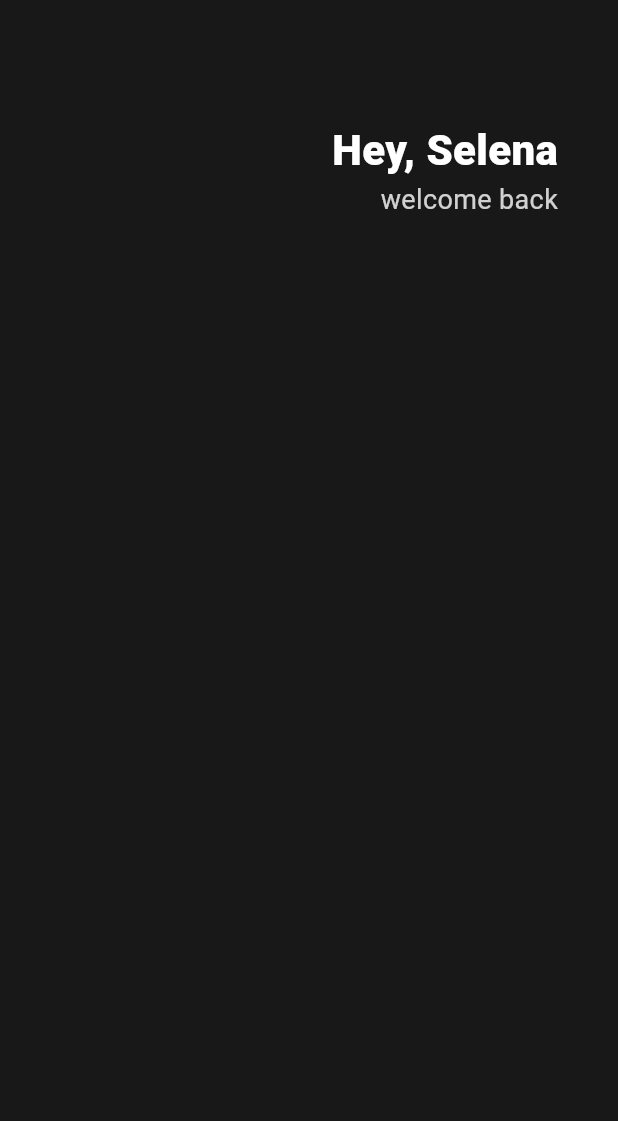
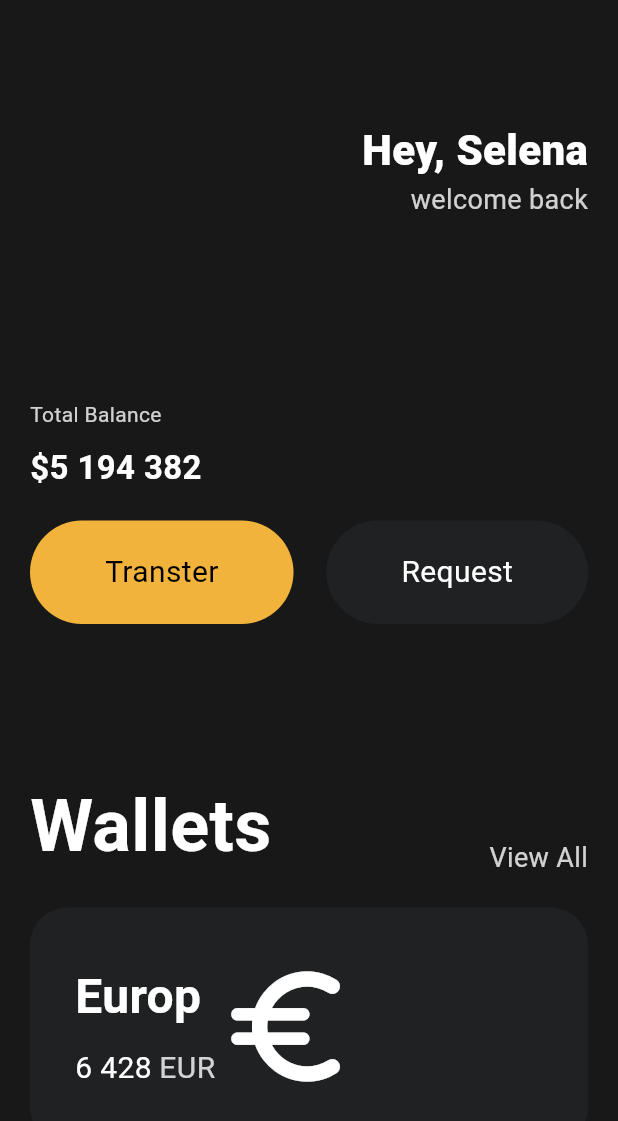
Before and after one commit to amecoder/nomad-flutter-webtoon, a Flutter app: the screen it shows after launch, on a phone screen of 412 x 824 dp. Shown: the top 1121 px of the screen. Run offline on Flutter 3.47's test engine with Material 3 defaults, Android fonts, the phone set to English and light mode, and no system bars.

Commit message:
button and card

```diff
--- a/lib/main.dart
+++ b/lib/main.dart
@@ -1,4 +1,6 @@
 import 'package:flutter/material.dart';
+import 'package:toonflix/widgets/button.dart';
+import 'package:toonflix/widgets/wallet_card.dart';
 
 void main() {
   runApp(const MyApp());
@@ -13,21 +15,6 @@ class MyApp extends StatelessWidget {
     return MaterialApp(
       title: 'Flutter Demo',
       theme: ThemeData(
-        // This is the theme of your application.
-        //
-        // TRY THIS: Try running your application with "flutter run". You'll see
-        // the application has a purple toolbar. Then, without quitting the app,
-        // try changing the seedColor in the colorScheme below to Colors.green
-        // and then invoke "hot reload" (save your changes or press the "hot
-        // reload" button in a Flutter-supported IDE, or press "r" if you used
-        // the command line to start the app).
-        //
-        // Notice that the counter didn't reset back to zero; the application
-        // state is not lost during the reload. To reset the state, use hot
-        // restart instead.
-        //
-        // This works for code too, not just values: Most code changes can be
-        // tested with just a hot reload.
         colorScheme: ColorScheme.fromSeed(seedColor: Colors.blue),
         useMaterial3: true,
       ),
@@ -38,16 +25,6 @@ class MyApp extends StatelessWidget {
 
 class MyHomePage extends StatefulWidget {
   const MyHomePage({super.key, required this.title});
-
-  // This widget is the home page of your application. It is stateful, meaning
-  // that it has a State object (defined below) that contains fields that affect
-  // how it looks.
-
-  // This class is the configuration for the state. It holds the values (in this
-  // case the title) provided by the parent (in this case the App widget) and
-  // used by the build method of the State. Fields in a Widget subclass are
-  // always marked "final".
-
   final String title;
 
   @override
@@ -55,34 +32,16 @@ class MyHomePage extends StatefulWidget {
 }
 
 class _MyHomePageState extends State<MyHomePage> {
-  int _counter = 0;
-
-  void _incrementCounter() {
-    setState(() {
-      // This call to setState tells the Flutter framework that something has
-      // changed in this State, which causes it to rerun the build method below
-      // so that the display can reflect the updated values. If we changed
-      // _counter without calling setState(), then the build method would not be
-      // called again, and so nothing would appear to happen.
-      _counter++;
-    });
-  }
-
   @override
   Widget build(BuildContext context) {
-    // This method is rerun every time setState is called, for instance as done
-    // by the _incrementCounter method above.
-    //
-    // The Flutter framework has been optimized to make rerunning build methods
-    // fast, so that you can just rebuild anything that needs updating rather
-    // than having to individually change instances of widgets.
     return const Scaffold(
       backgroundColor: Color(0xFF181818),
       body: Padding(
         padding: EdgeInsets.symmetric(
-          horizontal: 40,
+          horizontal: 20,
         ),
         child: Column(
+          crossAxisAlignment: CrossAxisAlignment.start,
           children: [
             SizedBox(
               height: 80,
@@ -99,15 +58,81 @@ class _MyHomePageState extends State<MyHomePage> {
                           fontSize: 28,
                           fontWeight: FontWeight.w800,
                         )),
-                    Text('welcome back',
-                        style: TextStyle(
-                          color: Color.fromRGBO(255, 255, 255, 0.8),
-                          fontSize: 18,
-                        )),
+                    Text(
+                      'welcome back',
+                      style: TextStyle(
+                        color: Color.fromRGBO(255, 255, 255, 0.8),
+                        fontSize: 18,
+                      ),
+                    ),
                   ],
                 )
               ],
-            )
+            ),
+            SizedBox(
+              height: 120,
+            ),
+            Text(
+              'Total Balance',
+              style: TextStyle(
+                color: Color.fromRGBO(255, 255, 255, 0.8),
+                fontSize: 14,
+              ),
+            ),
+            SizedBox(
+              height: 10,
+            ),
+            Text(
+              '\$5 194 382',
+              style: TextStyle(
+                fontSize: 22,
+                fontWeight: FontWeight.w600,
+                color: Colors.white,
+              ),
+            ),
+            SizedBox(
+              height: 20,
+            ),
+            Row(mainAxisAlignment: MainAxisAlignment.spaceBetween, children: [
+              Button(
+                text: 'Transter',
+                bgColor: Color(0xFFF1B33B),
+                textColor: Colors.black,
+              ),
+              Button(
+                text: 'Request',
+                bgColor: Color(0xFF1F2123),
+                textColor: Colors.white,
+              ),
+            ]),
+            SizedBox(
+              height: 100,
+            ),
+            Row(
+              crossAxisAlignment: CrossAxisAlignment.end,
+              mainAxisAlignment: MainAxisAlignment.spaceBetween,
+              children: [
+                Text(
+                  'Wallets',
+                  style: TextStyle(
+                    color: Colors.white,
+                    fontSize: 48,
+                    fontWeight: FontWeight.w600,
+                  ),
+                ),
+                Text(
+                  'View All',
+                  style: TextStyle(
+                    color: Color.fromRGBO(255, 255, 255, 0.8),
+                    fontSize: 18,
+                  ),
+                ),
+              ],
+            ),
+            SizedBox(
+              height: 20,
+            ),
+            WalletCard(),
           ],
         ),
       ),
--- /dev/null
+++ b/lib/widgets/button.dart
@@ -0,0 +1,37 @@
+import 'package:flutter/material.dart';
+
+class Button extends StatelessWidget {
+  final String text;
+  final Color bgColor;
+  final Color textColor;
+
+  const Button({
+    super.key,
+    required this.text,
+    required this.bgColor,
+    required this.textColor,
+  });
+
+  @override
+  Widget build(BuildContext context) {
+    return Container(
+      decoration: BoxDecoration(
+        color: bgColor,
+        borderRadius: BorderRadius.circular(45),
+      ),
+      child: Padding(
+        padding: const EdgeInsets.symmetric(
+          vertical: 20,
+          horizontal: 50,
+        ),
+        child: Text(
+          text,
+          style: TextStyle(
+            color: textColor,
+            fontSize: 20,
+          ),
+        ),
+      ),
+    );
+  }
+}
--- /dev/null
+++ b/lib/widgets/wallet_card.dart
@@ -0,0 +1,75 @@
+import 'package:flutter/material.dart';
+
+class WalletCard extends StatelessWidget {
+  const WalletCard({
+    super.key,
+  });
+
+  @override
+  Widget build(BuildContext context) {
+    return Container(
+      decoration: BoxDecoration(
+        color: const Color(0xFF1F2123),
+        borderRadius: BorderRadius.circular(25),
+      ),
+      child: const Row(
+        children: [
+          Padding(
+            padding: EdgeInsets.all(30),
+            child: Row(
+              mainAxisAlignment: MainAxisAlignment.spaceBetween,
+              children: [
+                Column(
+                  crossAxisAlignment: CrossAxisAlignment.start,
+                  children: [
+                    Text(
+                      'Europ',
+                      style: TextStyle(
+                          color: Colors.white,
+                          fontSize: 32,
+                          fontWeight: FontWeight.w600),
+                    ),
+                    SizedBox(
+                      height: 10,
+                    ),
+                    Row(
+                      children: [
+                        Text(
+                          '6 428',
+                          style: TextStyle(
+                            color: Colors.white,
+                            fontSize: 20,
+                          ),
+                        ),
+                        SizedBox(
+                          width: 5,
+                        ),
+                        Text(
+                          'EUR',
+                          style: TextStyle(
+                            color: Color.fromRGBO(
+                              255,
+                              255,
+                              255,
+                              0.8,
+                            ),
+                            fontSize: 20,
+                          ),
+                        ),
+                      ],
+                    )
+                  ],
+                ),
+                Icon(
+                  Icons.euro_rounded,
+                  color: Colors.white,
+                  size: 98,
+                )
+              ],
+            ),
+          )
+        ],
+      ),
+    );
+  }
+}
```
